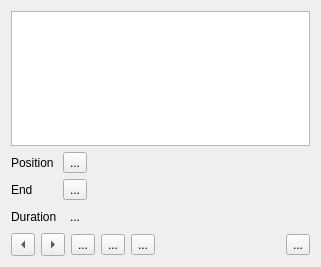
This is src/ui/editsub_ui.ui in KDE/kdenlive as Qt 5 draws it before an edit. The edited form follows.
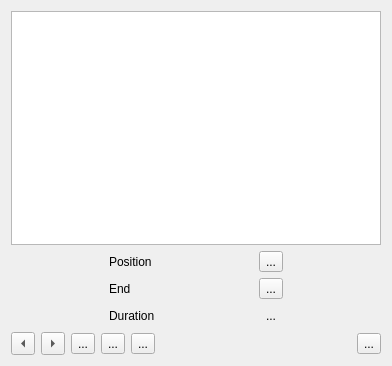
This is the edited form.

Commit message: Correctly disable subtitle widget buttons when no subtitle is selected, add button tooltips

The edit to the form file:
```diff
--- a/src/ui/editsub_ui.ui
+++ b/src/ui/editsub_ui.ui
@@ -6,19 +6,12 @@
    <rect>
     <x>0</x>
     <y>0</y>
-    <width>321</width>
-    <height>267</height>
+    <width>392</width>
+    <height>366</height>
    </rect>
   </property>
-  <layout class="QGridLayout" name="gridLayout">
-   <item row="3" column="0">
-    <widget class="QLabel" name="duration_label_2">
-     <property name="text">
-      <string>Duration</string>
-     </property>
-    </widget>
-   </item>
-   <item row="4" column="0" colspan="3">
+  <layout class="QGridLayout" name="gridLayout_2">
+   <item row="2" column="0">
     <layout class="QHBoxLayout" name="horizontalLayout">
      <item>
       <widget class="QToolButton" name="buttonPrev">
@@ -63,24 +56,7 @@
      </item>
     </layout>
    </item>
-   <item row="4" column="4">
-    <widget class="QToolButton" name="buttonDelete">
-     <property name="text">
-      <string>...</string>
-     </property>
-    </widget>
-   </item>
-   <item row="2" column="2" colspan="3">
-    <layout class="QHBoxLayout" name="end_box"/>
-   </item>
-   <item row="2" column="0">
-    <widget class="QLabel" name="duration_label">
-     <property name="text">
-      <string>End</string>
-     </property>
-    </widget>
-   </item>
-   <item row="4" column="3">
+   <item row="2" column="1">
     <spacer name="horizontalSpacer">
      <property name="orientation">
       <enum>Qt::Horizontal</enum>
@@ -93,59 +69,107 @@
      </property>
     </spacer>
    </item>
-   <item row="1" column="2" colspan="3">
-    <layout class="QHBoxLayout" name="position_box"/>
-   </item>
-   <item row="1" column="0">
-    <widget class="QLabel" name="position_label">
-     <property name="sizePolicy">
-      <sizepolicy hsizetype="Maximum" vsizetype="Preferred">
-       <horstretch>0</horstretch>
-       <verstretch>0</verstretch>
-      </sizepolicy>
-     </property>
+   <item row="2" column="2">
+    <widget class="QToolButton" name="buttonDelete">
      <property name="text">
-      <string>Position</string>
-     </property>
-    </widget>
-   </item>
-   <item row="1" column="1">
-    <widget class="QToolButton" name="buttonIn">
-     <property name="text">
       <string>...</string>
      </property>
     </widget>
    </item>
-   <item row="2" column="1">
-    <widget class="QToolButton" name="buttonOut">
-     <property name="text">
-      <string>...</string>
+   <item row="1" column="0" colspan="3">
+    <widget class="QFrame" name="frame_position">
+     <property name="frameShape">
+      <enum>QFrame::NoFrame</enum>
      </property>
+     <property name="frameShadow">
+      <enum>QFrame::Raised</enum>
+     </property>
+     <layout class="QGridLayout" name="gridLayout">
+      <property name="leftMargin">
+       <number>0</number>
+      </property>
+      <property name="topMargin">
+       <number>0</number>
+      </property>
+      <property name="rightMargin">
+       <number>0</number>
+      </property>
+      <property name="bottomMargin">
+       <number>0</number>
+      </property>
+      <item row="0" column="1">
+       <widget class="QToolButton" name="buttonIn">
+        <property name="text">
+         <string>...</string>
+        </property>
+       </widget>
+      </item>
+      <item row="1" column="2">
+       <layout class="QHBoxLayout" name="end_box"/>
+      </item>
+      <item row="2" column="0">
+       <widget class="QLabel" name="duration_label_2">
+        <property name="text">
+         <string>Duration</string>
+        </property>
+       </widget>
+      </item>
+      <item row="1" column="0">
+       <widget class="QLabel" name="duration_label">
+        <property name="text">
+         <string>End</string>
+        </property>
+       </widget>
+      </item>
+      <item row="2" column="2">
+       <layout class="QHBoxLayout" name="duration_box"/>
+      </item>
+      <item row="2" column="1">
+       <widget class="QToolButton" name="buttonLock">
+        <property name="text">
+         <string>...</string>
+        </property>
+        <property name="checkable">
+         <bool>true</bool>
+        </property>
+        <property name="autoRaise">
+         <bool>true</bool>
+        </property>
+       </widget>
+      </item>
+      <item row="1" column="1">
+       <widget class="QToolButton" name="buttonOut">
+        <property name="text">
+         <string>...</string>
+        </property>
+       </widget>
+      </item>
+      <item row="0" column="2">
+       <layout class="QHBoxLayout" name="position_box"/>
+      </item>
+      <item row="0" column="0">
+       <widget class="QLabel" name="position_label">
+        <property name="sizePolicy">
+         <sizepolicy hsizetype="Maximum" vsizetype="Preferred">
+          <horstretch>0</horstretch>
+          <verstretch>0</verstretch>
+         </sizepolicy>
+        </property>
+        <property name="text">
+         <string>Position</string>
+        </property>
+       </widget>
+      </item>
+     </layout>
     </widget>
    </item>
-   <item row="0" column="0" colspan="5">
+   <item row="0" column="0" colspan="3">
     <widget class="QPlainTextEdit" name="subText">
      <property name="tabChangesFocus">
       <bool>true</bool>
      </property>
     </widget>
    </item>
-   <item row="3" column="1">
-    <widget class="QToolButton" name="buttonLock">
-     <property name="text">
-      <string>...</string>
-     </property>
-     <property name="checkable">
-      <bool>true</bool>
-     </property>
-     <property name="autoRaise">
-      <bool>true</bool>
-     </property>
-    </widget>
-   </item>
-   <item row="3" column="2" colspan="3">
-    <layout class="QHBoxLayout" name="duration_box"/>
-   </item>
   </layout>
  </widget>
  <resources/>
```
The commit also changes 1 other file.
